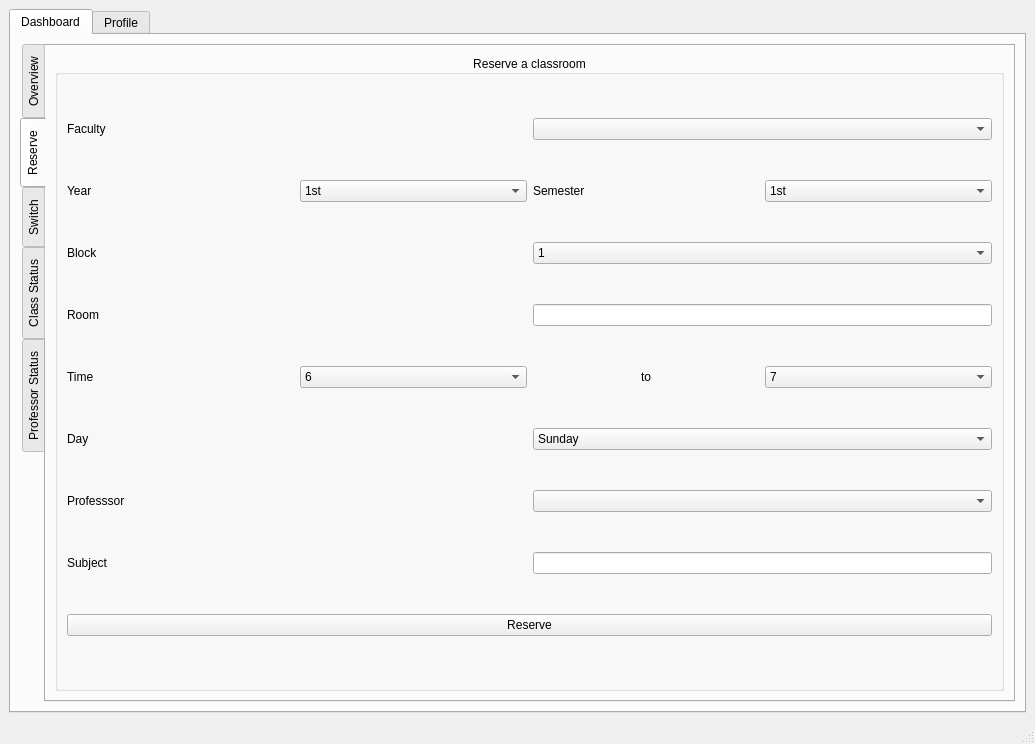
First picture: the form in bms/mainwindow.ui, repository MythicSTR/bms-project, before the edit.
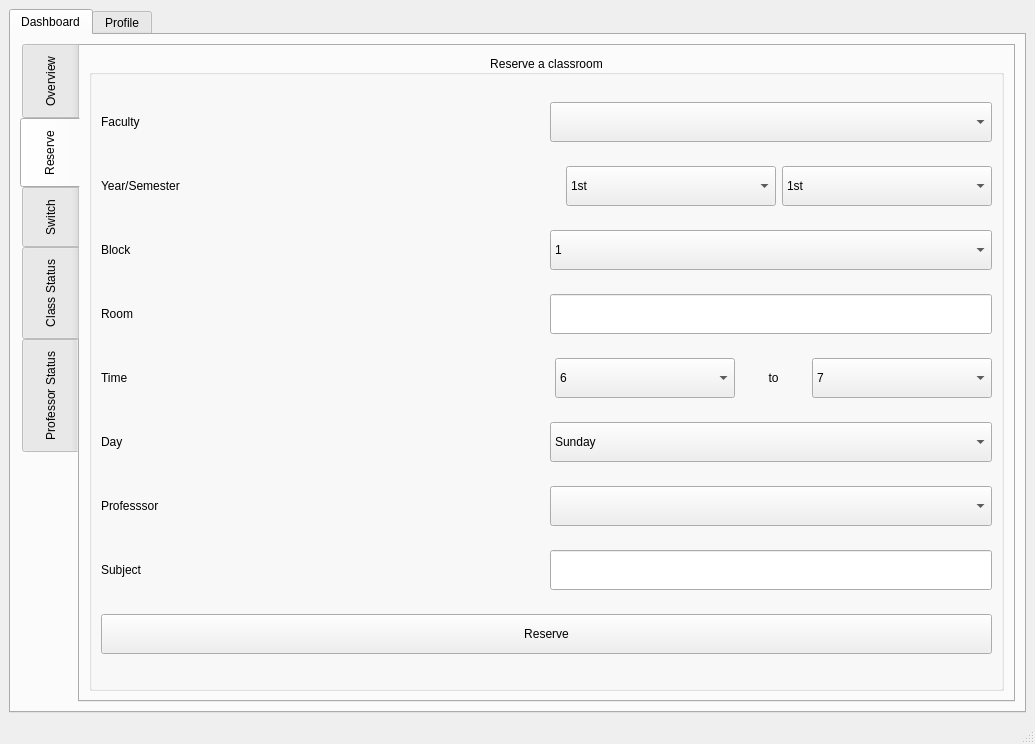
Second picture: the form after the edit. The open tabs and pages were chosen to show the change.

```diff
--- a/bms/mainwindow.ui
+++ b/bms/mainwindow.ui
@@ -13,13 +13,31 @@
   <property name="windowTitle">
    <string>MainWindow</string>
   </property>
+  <property name="styleSheet">
+   <string notr="true">QTabBar::tab { min-width: 60px; }</string>
+  </property>
   <widget class="QWidget" name="centralwidget">
    <layout class="QHBoxLayout" name="horizontalLayout">
     <item>
      <widget class="QTabWidget" name="mainTabWidget">
+      <property name="sizePolicy">
+       <sizepolicy hsizetype="Expanding" vsizetype="Expanding">
+        <horstretch>0</horstretch>
+        <verstretch>0</verstretch>
+       </sizepolicy>
+      </property>
+      <property name="minimumSize">
+       <size>
+        <width>0</width>
+        <height>0</height>
+       </size>
+      </property>
       <property name="layoutDirection">
        <enum>Qt::LeftToRight</enum>
       </property>
+      <property name="styleSheet">
+       <string notr="true"/>
+      </property>
       <property name="tabPosition">
        <enum>QTabWidget::North</enum>
       </property>
@@ -279,7 +297,14 @@
                   </widget>
                  </item>
                  <item>
-                  <widget class="QComboBox" name="rev_faculty"/>
+                  <widget class="QComboBox" name="rev_faculty">
+                   <property name="minimumSize">
+                    <size>
+                     <width>300</width>
+                     <height>40</height>
+                    </size>
+                   </property>
+                  </widget>
                  </item>
                 </layout>
                </item>
@@ -288,12 +313,24 @@
                  <item>
                   <widget class="QLabel" name="label_10">
                    <property name="text">
-                    <string>Year</string>
+                    <string>Year/Semester</string>
                    </property>
                   </widget>
                  </item>
                  <item>
                   <widget class="QComboBox" name="rev_year">
+                   <property name="sizePolicy">
+                    <sizepolicy hsizetype="Maximum" vsizetype="Fixed">
+                     <horstretch>0</horstretch>
+                     <verstretch>0</verstretch>
+                    </sizepolicy>
+                   </property>
+                   <property name="minimumSize">
+                    <size>
+                     <width>210</width>
+                     <height>40</height>
+                    </size>
+                   </property>
                    <item>
                     <property name="text">
                      <string>1st</string>
@@ -316,15 +353,20 @@
                    </item>
                   </widget>
                  </item>
-                 <item>
-                  <widget class="QLabel" name="label_11">
-                   <property name="text">
-                    <string>Semester</string>
-                   </property>
-                  </widget>
-                 </item>
                  <item>
                   <widget class="QComboBox" name="rev_semester">
+                   <property name="sizePolicy">
+                    <sizepolicy hsizetype="Maximum" vsizetype="Fixed">
+                     <horstretch>0</horstretch>
+                     <verstretch>0</verstretch>
+                    </sizepolicy>
+                   </property>
+                   <property name="minimumSize">
+                    <size>
+                     <width>210</width>
+                     <height>40</height>
+                    </size>
+                   </property>
                    <item>
                     <property name="text">
                      <string>1st</string>
@@ -350,6 +392,12 @@
                  </item>
                  <item>
                   <widget class="QComboBox" name="rev_block_no">
+                   <property name="minimumSize">
+                    <size>
+                     <width>300</width>
+                     <height>40</height>
+                    </size>
+                   </property>
                    <item>
                     <property name="text">
                      <string>1</string>
@@ -428,8 +476,8 @@
                    </property>
                    <property name="minimumSize">
                     <size>
-                     <width>0</width>
-                     <height>0</height>
+                     <width>300</width>
+                     <height>40</height>
                     </size>
                    </property>
                   </widget>
@@ -447,6 +495,18 @@
                  </item>
                  <item>
                   <widget class="QComboBox" name="rev_start_time">
+                   <property name="sizePolicy">
+                    <sizepolicy hsizetype="Maximum" vsizetype="Fixed">
+                     <horstretch>0</horstretch>
+                     <verstretch>0</verstretch>
+                    </sizepolicy>
+                   </property>
+                   <property name="minimumSize">
+                    <size>
+                     <width>180</width>
+                     <height>40</height>
+                    </size>
+                   </property>
                    <item>
                     <property name="text">
                      <string>6</string>
@@ -511,6 +571,18 @@
                  </item>
                  <item>
                   <widget class="QLabel" name="label_19">
+                   <property name="sizePolicy">
+                    <sizepolicy hsizetype="Maximum" vsizetype="Preferred">
+                     <horstretch>0</horstretch>
+                     <verstretch>0</verstretch>
+                    </sizepolicy>
+                   </property>
+                   <property name="minimumSize">
+                    <size>
+                     <width>65</width>
+                     <height>0</height>
+                    </size>
+                   </property>
                    <property name="text">
                     <string>to</string>
                    </property>
@@ -521,6 +593,18 @@
                  </item>
                  <item>
                   <widget class="QComboBox" name="rev_end_time">
+                   <property name="sizePolicy">
+                    <sizepolicy hsizetype="Maximum" vsizetype="Fixed">
+                     <horstretch>0</horstretch>
+                     <verstretch>0</verstretch>
+                    </sizepolicy>
+                   </property>
+                   <property name="minimumSize">
+                    <size>
+                     <width>180</width>
+                     <height>40</height>
+                    </size>
+                   </property>
                    <item>
                     <property name="text">
                      <string>7</string>
@@ -601,6 +685,12 @@
                  </item>
                  <item>
                   <widget class="QComboBox" name="rev_day">
+                   <property name="minimumSize">
+                    <size>
+                     <width>300</width>
+                     <height>40</height>
+                    </size>
+                   </property>
                    <item>
                     <property name="text">
                      <string>Sunday</string>
@@ -645,7 +735,14 @@
                   </widget>
                  </item>
                  <item>
-                  <widget class="QComboBox" name="rev_professor"/>
+                  <widget class="QComboBox" name="rev_professor">
+                   <property name="minimumSize">
+                    <size>
+                     <width>300</width>
+                     <height>40</height>
+                    </size>
+                   </property>
+                  </widget>
                  </item>
                 </layout>
                </item>
@@ -666,12 +763,24 @@
                      <verstretch>0</verstretch>
                     </sizepolicy>
                    </property>
+                   <property name="minimumSize">
+                    <size>
+                     <width>300</width>
+                     <height>40</height>
+                    </size>
+                   </property>
                   </widget>
                  </item>
                 </layout>
                </item>
                <item>
                 <widget class="QPushButton" name="reserve_button">
+                 <property name="minimumSize">
+                  <size>
+                   <width>0</width>
+                   <height>40</height>
+                  </size>
+                 </property>
                  <property name="text">
                   <string>Reserve</string>
                  </property>
```
Left out of the diff: 212 changed lines with no effect on the pictures. Lines whose indentation alone changed are shown as unchanged.
